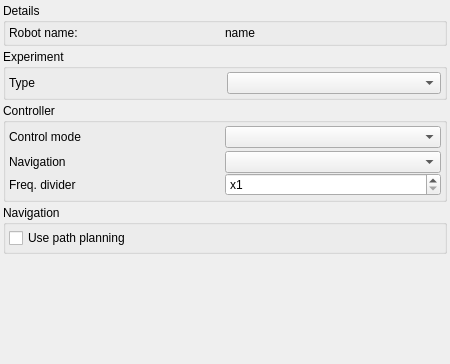
The window that source/robot-control/gui/RobotControlWidget.ui (assisi/CATS2) describes before a commit, drawn with Qt 5.
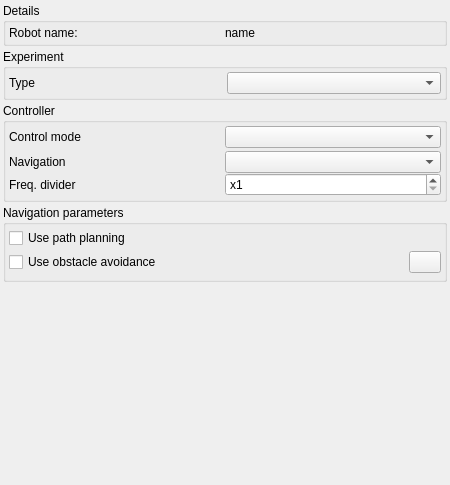
The same window after the commit. Icons and pictures are not drawn.

Patch:
```diff
--- a/source/robot-control/gui/RobotControlWidget.ui
+++ b/source/robot-control/gui/RobotControlWidget.ui
@@ -7,7 +7,7 @@
     <x>0</x>
     <y>0</y>
     <width>450</width>
-    <height>364</height>
+    <height>485</height>
    </rect>
   </property>
   <property name="windowTitle">
@@ -199,7 +199,7 @@
    <item>
     <widget class="QGroupBox" name="navigationGroupBox">
      <property name="title">
-      <string>Navigation</string>
+      <string>Navigation parameters</string>
      </property>
      <layout class="QVBoxLayout" name="verticalLayout_2">
       <property name="spacing">
@@ -224,6 +224,52 @@
         </property>
        </widget>
       </item>
+      <item>
+       <layout class="QHBoxLayout" name="horizontalLayout_2">
+        <property name="spacing">
+         <number>0</number>
+        </property>
+        <item>
+         <widget class="QCheckBox" name="obstacleAvoidanceCheckBox">
+          <property name="text">
+           <string>Use obstacle avoidance</string>
+          </property>
+         </widget>
+        </item>
+        <item>
+         <widget class="QPushButton" name="showDetailsButton">
+          <property name="maximumSize">
+           <size>
+            <width>32</width>
+            <height>32</height>
+           </size>
+          </property>
+          <property name="toolTip">
+           <string>&lt;html&gt;&lt;head/&gt;&lt;body&gt;&lt;p&gt;Show tracking parameters&lt;/p&gt;&lt;p&gt;&lt;br/&gt;&lt;/p&gt;&lt;/body&gt;&lt;/html&gt;</string>
+          </property>
+          <property name="icon">
+           <iconset resource="../../cats/icons.qrc">
+            <normaloff>:/resources/icons/ic_visibility_black_24dp.png</normaloff>:/resources/icons/ic_visibility_black_24dp.png</iconset>
+          </property>
+          <property name="iconSize">
+           <size>
+            <width>24</width>
+            <height>24</height>
+           </size>
+          </property>
+          <property name="checkable">
+           <bool>true</bool>
+          </property>
+          <property name="checked">
+           <bool>false</bool>
+          </property>
+         </widget>
+        </item>
+       </layout>
+      </item>
+      <item>
+       <widget class="QWidget" name="obstacleAvoidanceSettingsWidget" native="true"/>
+      </item>
      </layout>
     </widget>
    </item>
```
Left out of the diff: 6 changed lines with no effect on the pictures.
